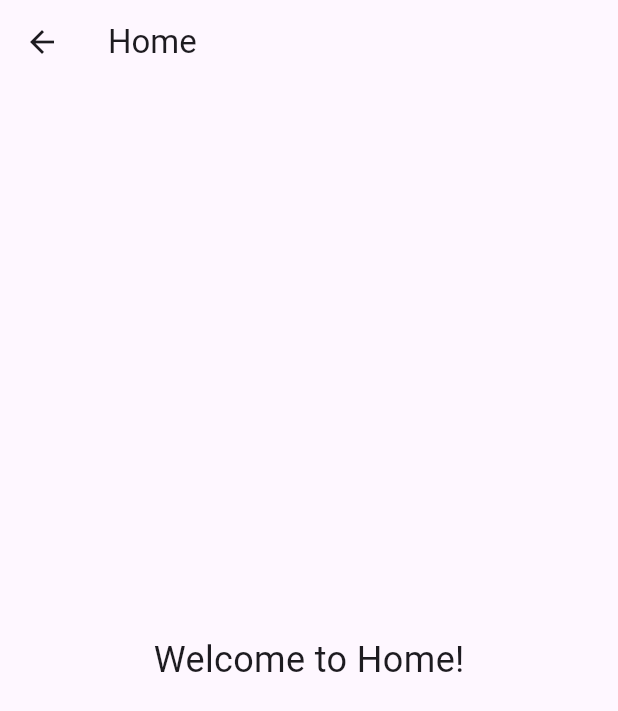
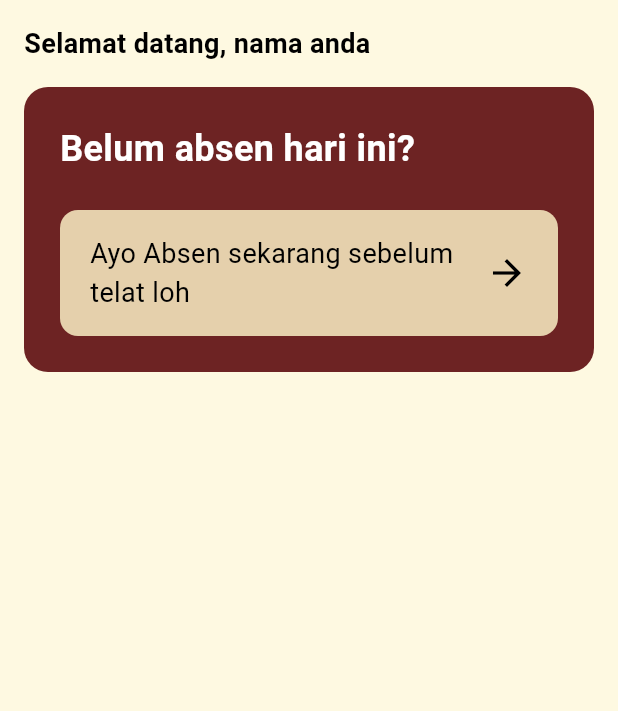
Before and after one commit to Dafxynt/projectfirebase, a Flutter app: the HomeScreen screen opened by its route, on a phone screen of 412 x 824 dp. Shown: the top 711 px of the screen. Run offline on Flutter 3.47's test engine with Material 3 defaults, Android fonts, the phone set to English and light mode, and no system bars; our stand-ins replace firebase_auth, firebase_core, firebase_messaging, flutter_local_notifications, get, google_sign_in and 2 more; accounts and stored records are empty.

Commit message:
feat CREATE DAN UI

```diff
--- a/lib/main.dart
+++ b/lib/main.dart
@@ -11,6 +11,7 @@ void main() async {
   WidgetsFlutterBinding.ensureInitialized();
   await Firebase.initializeApp(); // Initialize Firebase
   await NotificationService.initialize(); // Initialize NotificationService
+  WidgetsFlutterBinding.ensureInitialized(); // Inisialisasi untuk Sqflite
 
   runApp(MyApp());
 }
--- a/lib/route/route.dart
+++ b/lib/route/route.dart
@@ -1,5 +1,6 @@
 import 'package:get/get.dart';
 import '../screens/login_screen.dart';
+import '../screens/absen_screen.dart';
 import '../screens/home_screen.dart';
 import '../screens/signup_screen.dart';
 import '../screens/welcome_screen.dart';
@@ -11,7 +12,8 @@ class AppRoutes {
     GetPage(name: '/welcome', page: () => WelcomeScreen()),
     GetPage(name: '/login', page: () => LoginScreen(), binding: LoginBinding()),
     GetPage(name: '/home', page: () => HomeScreen()),
-    GetPage(
+    GetPage(name: '/absen', page: () => AbsenScreen()),
+        GetPage(
         name: '/signup', page: () => SignupScreen(), binding: SignupBinding()),
   ];
 }
--- a/lib/screens/home_screen.dart
+++ b/lib/screens/home_screen.dart
@@ -1,16 +1,31 @@
-// lib/screens/home_screen.dart
-
 import 'package:flutter/material.dart';
+import 'package:flutter_google_signin/widgets/home_widget.dart';
 
 class HomeScreen extends StatelessWidget {
   @override
   Widget build(BuildContext context) {
     return Scaffold(
-      appBar: AppBar(title: Text('Home')),
-      body: Center(
-        child: Text(
-          'Welcome to Home!',
-          style: TextStyle(fontSize: 24),
+      backgroundColor: Color(0xFFFEF9E1),  // Mengubah warna latar belakang
+      body: SafeArea(
+        child: Column(
+          crossAxisAlignment: CrossAxisAlignment.start,
+          children: [
+            const Padding(
+              padding: EdgeInsets.all(16.0),
+              child: Text(
+                'Selamat datang, nama anda',
+                style: TextStyle(
+                  color: Colors.black,
+                  fontWeight: FontWeight.bold,
+                  fontSize: 18,
+                ),
+              ),
+            ),
+            const Padding(
+              padding: EdgeInsets.symmetric(horizontal: 16.0),
+              child: HomeWidget(),
+            ),
+          ],
         ),
       ),
     );
--- /dev/null
+++ b/lib/widgets/home_widget.dart
@@ -0,0 +1,70 @@
+import 'package:flutter/material.dart';
+import 'package:flutter_google_signin/screens/absen_screen.dart'; // Import halaman absen_screen.dart
+
+class HomeWidget extends StatelessWidget {
+  const HomeWidget({Key? key}) : super(key: key);
+
+  @override
+  Widget build(BuildContext context) {
+    return Container(
+      decoration: BoxDecoration(
+        color: Color(0xFF6D2323), // Mengubah warna hitam ke 6D2323
+        borderRadius: BorderRadius.circular(16), // Lebih besar
+      ),
+      padding: const EdgeInsets.all(24.0), // Memperbesar padding
+      child: Column(
+        crossAxisAlignment: CrossAxisAlignment.start,
+        mainAxisSize: MainAxisSize.min,
+        children: [
+          const Text(
+            'Belum absen hari ini?',
+            style: TextStyle(
+              color: Colors.white,
+              fontSize: 24, // Ukuran teks lebih besar
+              fontWeight: FontWeight.bold,
+            ),
+          ),
+          const SizedBox(height: 24), // Spasi lebih besar
+          GestureDetector(
+            onTap: () {
+              // Aksi navigasi ke halaman AbsenScreen
+              Navigator.push(
+                context,
+                MaterialPageRoute(builder: (context) => AbsenScreen()),
+              );
+            },
+            child: Container(
+              decoration: BoxDecoration(
+                color: Color(0xFFE5D0AC), // Mengubah warna putih ke E5D0AC
+                borderRadius: BorderRadius.circular(12), // Border lebih besar
+              ),
+              padding: const EdgeInsets.symmetric(
+                vertical: 16.0, // Padding vertikal lebih besar
+                horizontal: 20.0, // Padding horizontal lebih besar
+              ),
+              child: Row(
+                mainAxisAlignment: MainAxisAlignment.spaceBetween,
+                children: [
+                  const Expanded(
+                    child: Text(
+                      'Ayo Absen sekarang sebelum telat loh',
+                      style: TextStyle(
+                        color: Colors.black,
+                        fontSize: 18, // Ukuran teks lebih besar
+                      ),
+                    ),
+                  ),
+                  const Icon(
+                    Icons.arrow_forward,
+                    size: 28, // Ukuran ikon lebih besar
+                    color: Colors.black,
+                  ),
+                ],
+              ),
+            ),
+          ),
+        ],
+      ),
+    );
+  }
+}
--- a/pubspec.yaml
+++ b/pubspec.yaml
@@ -30,12 +30,11 @@ environment:
 dependencies:
   flutter:
     sdk: flutter
-
-  # The following adds the Cupertino Icons font to your application.
-  # Use with the CupertinoIcons class for iOS style icons.
   cupertino_icons: ^1.0.6
   flutter_local_notifications: ^18.0.1
   permission_handler: ^11.3.1
+  sqflite: ^2.0.0+4
+  path_provider: ^2.0.11
 
 
 dev_dependencies:
```
Also changed, not shown: lib/auth/db_helper.dart (added, +49 -0 lines), lib/screens/absen_screen.dart (added, +40 -0 lines), lib/widgets/attendance_history.dart (added, +38 -0 lines), lib/widgets/clock_widget.dart (added, +20 -0 lines), lib/widgets/shift_details_card.dart (added, +37 -0 lines), pubspec.lock, 364 other files.
